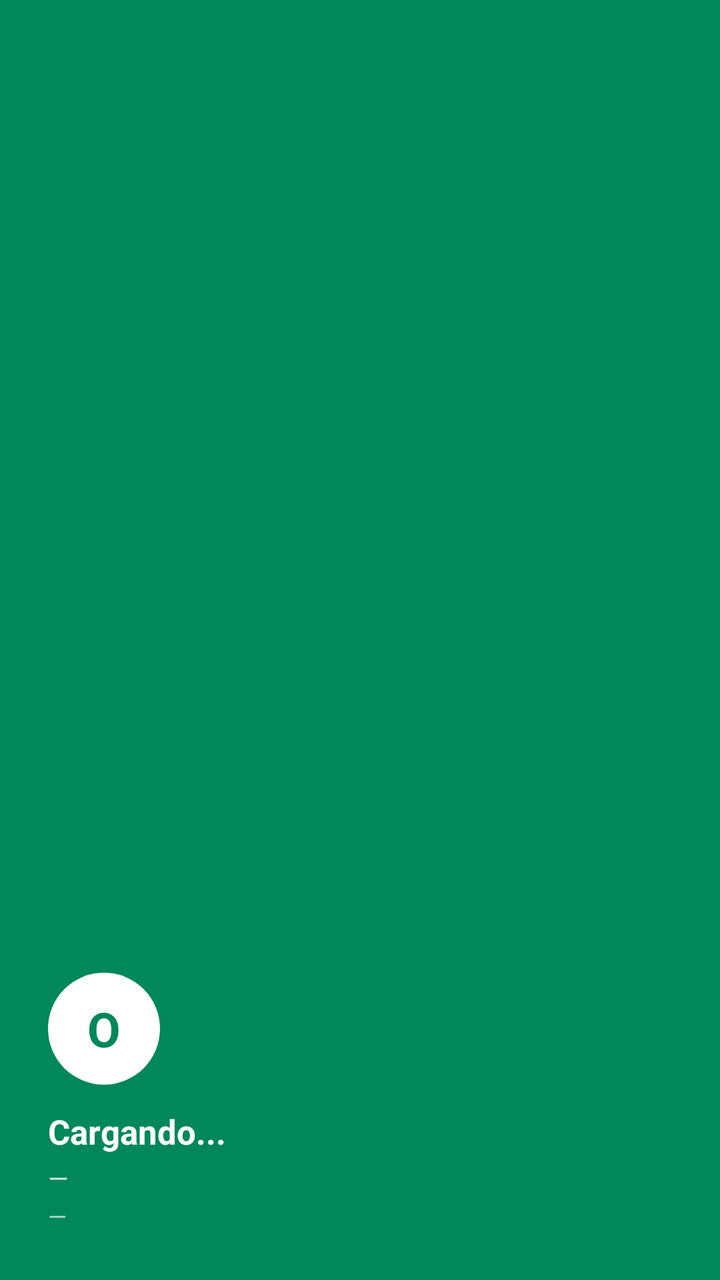
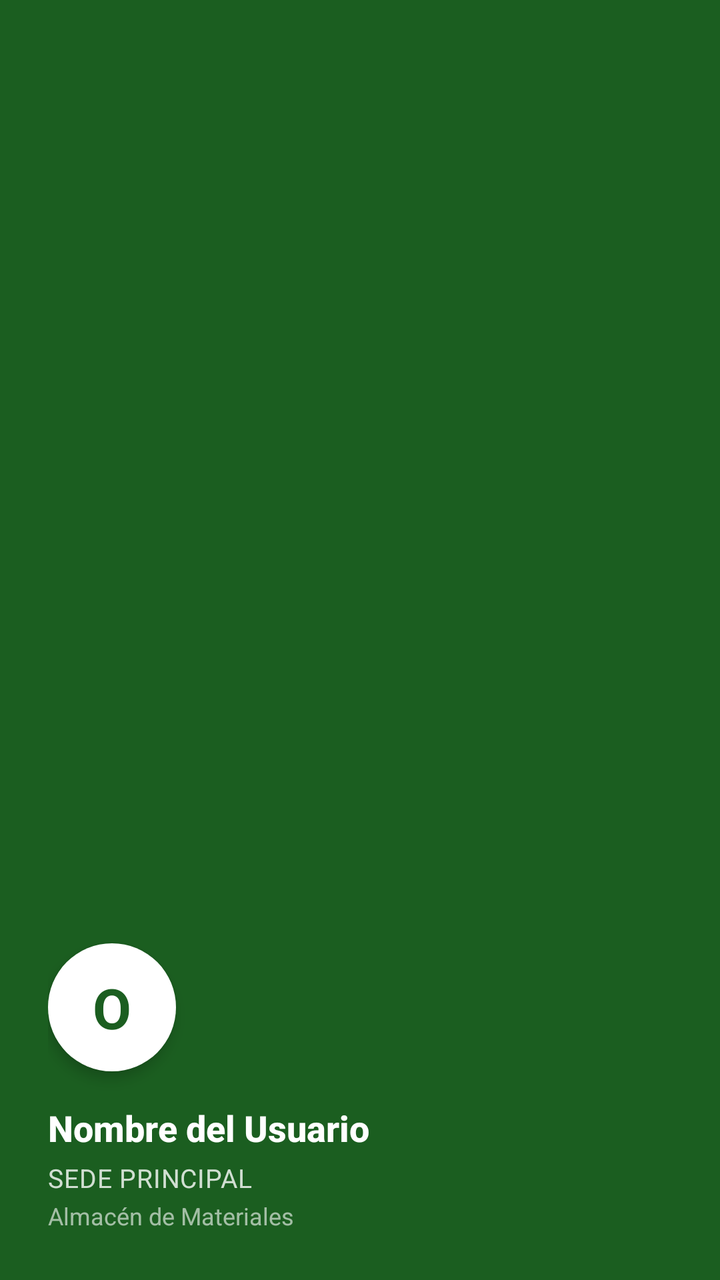

Two renders of the same Android screen: before a commit and after it. Below are the layout's source before the change and the commit's diff.
<!-- AndroidManifest.xml: application theme Theme.Inventario -->
<!-- res/layout/nav_header_main.xml -->
<?xml version="1.0" encoding="utf-8"?>
<LinearLayout
    xmlns:android="http://schemas.android.com/apk/res/android"
    android:layout_width="match_parent"
    android:layout_height="200dp"
    android:background="@color/pp_green"
    android:orientation="vertical"
    android:padding="24dp"
    android:gravity="bottom">

    
    <TextView
        android:id="@+id/tvNavAvatar"
        android:layout_width="56dp"
        android:layout_height="56dp"
        android:text="O"
        android:textColor="@color/pp_green"
        android:textSize="24sp"
        android:textStyle="bold"
        android:gravity="center"
        android:background="@drawable/shape_circle_white"
        android:layout_marginBottom="12dp"/>

    <TextView
        android:id="@+id/tvNavNombre"
        android:layout_width="match_parent"
        android:layout_height="wrap_content"
        android:text="Cargando..."
        android:textColor="@color/pp_white"
        android:textSize="17sp"
        android:textStyle="bold"
        android:ellipsize="end"
        android:maxLines="1"/>

    <TextView
        android:id="@+id/tvNavSucursal"
        android:layout_width="match_parent"
        android:layout_height="wrap_content"
        android:text="—"
        android:textColor="#CCFFFFFF"
        android:textSize="13sp"
        android:layout_marginTop="3dp"/>

    <TextView
        android:id="@+id/tvNavAlmacen"
        android:layout_width="match_parent"
        android:layout_height="wrap_content"
        android:text="—"
        android:textColor="#AAFFFFFF"
        android:textSize="12sp"
        android:layout_marginTop="2dp"/>

</LinearLayout>
<!-- resources referenced by this layout -->
<resources>
  <color name="pp_green">#00875A</color>
  <color name="pp_white">#FFFFFF</color>
  <!-- drawable shape_circle_white (drawable) -->
  <?xml version="1.0" encoding="utf-8"?>
  <shape xmlns:android="http://schemas.android.com/apk/res/android"
      android:shape="oval">
      <solid android:color="@color/pp_white" />
  </shape>
  <style name="Theme.Inventario" parent="Theme.Material3.DayNight.NoActionBar">
          <item name="colorPrimary">@color/pp_green</item>
          <item name="colorOnPrimary">@color/pp_white</item>
          <item name="colorSecondary">@color/pp_green_accent</item>
          <item name="android:statusBarColor">@android:color/transparent</item>
          <item name="android:navigationBarColor">@android:color/transparent</item>
          <item name="android:windowLightStatusBar">true</item>
      </style>
  <color name="pp_green_accent">#36B37E</color>
</resources>

<!-- the commit's change to res/layout/nav_header_main.xml (unified diff, before → after) -->
@@ -1,9 +1,10 @@
 <?xml version="1.0" encoding="utf-8"?>
 <LinearLayout
     xmlns:android="http://schemas.android.com/apk/res/android"
+    xmlns:app="http://schemas.android.com/apk/res-auto"
     android:layout_width="match_parent"
-    android:layout_height="200dp"
-    android:background="@color/pp_green"
+    android:layout_height="220dp"
+    android:background="@color/pp_splash_text_green"
     android:orientation="vertical"
     android:padding="24dp"
     android:gravity="bottom">
@@ -11,24 +12,26 @@
     
     <TextView
         android:id="@+id/tvNavAvatar"
-        android:layout_width="56dp"
-        android:layout_height="56dp"
+        android:layout_width="64dp"
+        android:layout_height="64dp"
         android:text="O"
-        android:textColor="@color/pp_green"
-        android:textSize="24sp"
+        android:textColor="@color/pp_splash_text_green"
+        android:textSize="28sp"
         android:textStyle="bold"
         android:gravity="center"
         android:background="@drawable/shape_circle_white"
-        android:layout_marginBottom="12dp"/>
+        android:layout_marginBottom="16dp"
+        android:elevation="4dp"/>
 
     <TextView
         android:id="@+id/tvNavNombre"
         android:layout_width="match_parent"
         android:layout_height="wrap_content"
-        android:text="Cargando..."
+        android:text="Nombre del Usuario"
         android:textColor="@color/pp_white"
-        android:textSize="17sp"
+        android:textSize="18sp"
         android:textStyle="bold"
+        android:fontFamily="sans-serif-medium"
         android:ellipsize="end"
         android:maxLines="1"/>
 
@@ -36,18 +39,22 @@
         android:id="@+id/tvNavSucursal"
         android:layout_width="match_parent"
         android:layout_height="wrap_content"
-        android:text="—"
+        android:text="Sede Principal"
         android:textColor="#CCFFFFFF"
         android:textSize="13sp"
-        android:layout_marginTop="3dp"/>
+        android:layout_marginTop="4dp"
+        android:textAllCaps="true"
+        android:letterSpacing="0.02"/>
 
     <TextView
         android:id="@+id/tvNavAlmacen"
         android:layout_width="match_parent"
         android:layout_height="wrap_content"
-        android:text="—"
-        android:textColor="#AAFFFFFF"
+        android:text="Almacén de Materiales"
+        android:textColor="#99FFFFFF"
         android:textSize="12sp"
-        android:layout_marginTop="2dp"/>
+        android:layout_marginTop="2dp"
+        android:ellipsize="end"
+        android:maxLines="1"/>
 
 </LinearLayout>
<!-- resource entries referenced after the edit -->
@@ -1,6 +1,6 @@
 <!-- resources referenced by this layout -->
 <resources>
-  <color name="pp_green">#00875A</color>
+  <color name="pp_splash_text_green">#1B5E20</color>
   <color name="pp_white">#FFFFFF</color>
   <!-- drawable shape_circle_white (drawable) -->
   <?xml version="1.0" encoding="utf-8"?>
@@ -9,7 +9,7 @@
       <solid android:color="@color/pp_white" />
   </shape>
   <style name="Theme.Inventario" parent="Theme.Material3.DayNight.NoActionBar">
-          <item name="colorPrimary">@color/pp_green</item>
+          <item name="colorPrimary">@color/pp_splash_text_green</item>
           <item name="colorOnPrimary">@color/pp_white</item>
           <item name="colorSecondary">@color/pp_green_accent</item>
           <item name="android:statusBarColor">@android:color/transparent</item>
